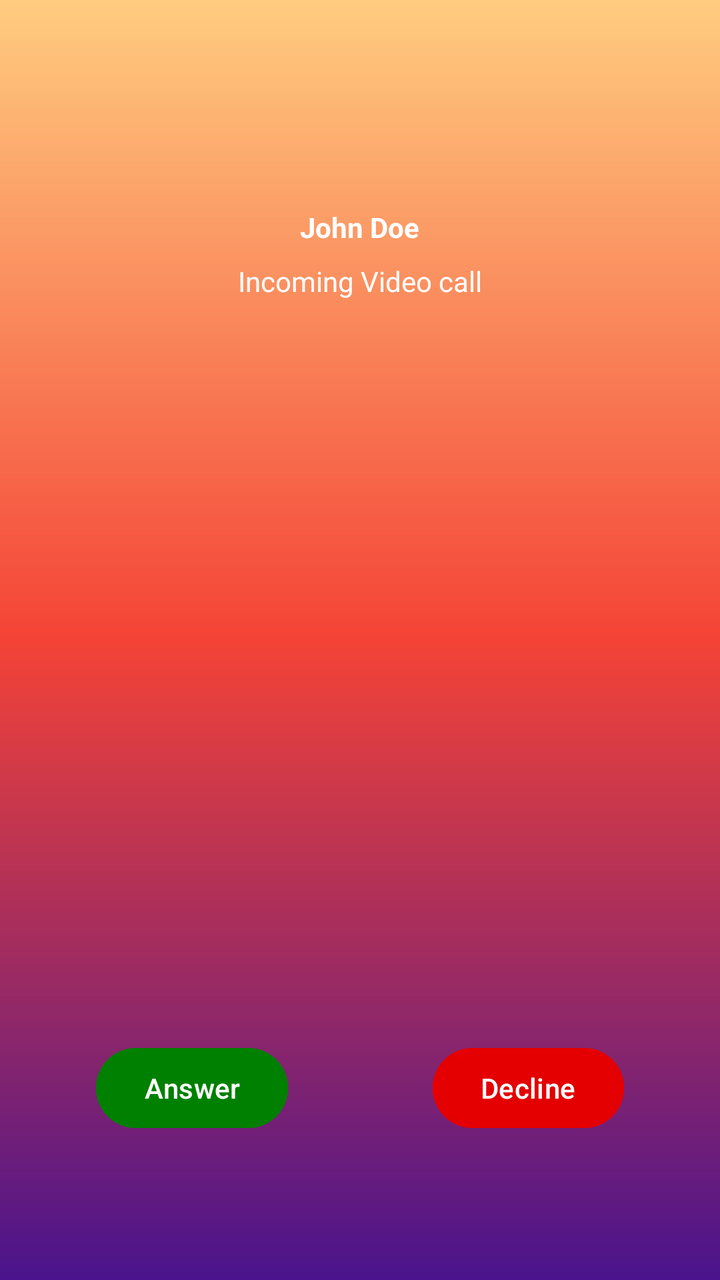
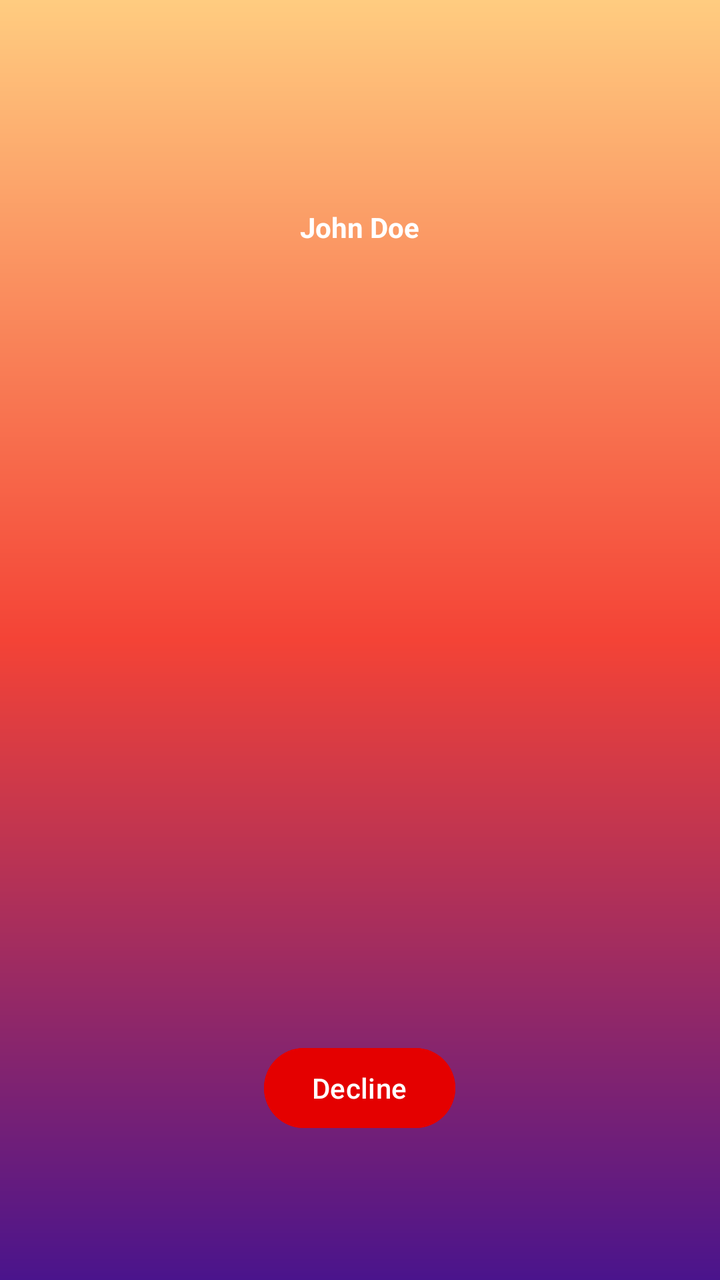

Screens rendered from an Android XML layout before and after an edit, with the pre-edit source and the edit as a unified diff.
<!-- AndroidManifest.xml: application theme Theme.AlertApp -->
<!-- res/layout/activity_incoming_call.xml -->
<?xml version="1.0" encoding="utf-8"?>
<RelativeLayout
    xmlns:android="http://schemas.android.com/apk/res/android"
    android:layout_width="match_parent"
    android:layout_height="match_parent"
    android:padding="24dp"
    android:background="@drawable/bg_gradient">

    <TextView
        android:id="@+id/tv_info"
        android:layout_width="wrap_content"
        android:layout_height="wrap_content"
        android:text="Incoming Video call"
        android:layout_below="@id/tv_caller"
        android:textColor="@color/white"
        android:textSize="@dimen/_15sdp"
        android:layout_centerHorizontal="true"
        android:layout_marginTop="8dp"/>


    <TextView
        android:id="@+id/tv_caller"
        android:layout_width="wrap_content"
        android:layout_height="wrap_content"
        android:text="John Doe"
        android:textColor="@color/white"
        android:textStyle="bold"
        android:textSize="@dimen/_19sdp"
        android:layout_centerHorizontal="true"
        android:layout_marginTop="80dp"
        />

    <Button
        android:id="@+id/btn_accept"
        android:layout_width="wrap_content"
        android:layout_height="wrap_content"
        android:text="Answer"
        android:backgroundTint="@color/green"
        android:layout_alignParentBottom="true"
        android:layout_marginBottom="48dp"
        android:layout_centerHorizontal="true"
        android:layout_alignParentStart="true"
        android:layout_marginStart="24dp"/>

    <Button
        android:id="@+id/btn_decline"
        android:layout_width="wrap_content"
        android:layout_height="wrap_content"
        android:text="Decline"
        android:visibility="visible"
        android:backgroundTint="@color/cb_errorRed"
        android:layout_alignParentBottom="true"
        android:layout_marginBottom="48dp"
        android:layout_alignParentEnd="true"
        android:layout_marginEnd="24dp"/>

</RelativeLayout>
<!-- resources referenced by this layout -->
<resources>
  <color name="cb_errorRed">#e40000</color>
  <color name="green">#008000</color>
  <color name="white">#FFFFFFFF</color>
  <!-- drawable bg_gradient (drawable) -->
  <?xml version="1.0" encoding="utf-8"?>
  <shape xmlns:android="http://schemas.android.com/apk/res/android"
      android:shape="rectangle">
      <gradient
          android:type="linear"
          android:angle="270"
          android:startColor="#FFCC80"
          android:centerColor="#F44336"
          android:endColor="#4A148C" />
  </shape>
  <style name="Theme.AlertApp" parent="Base.Theme.AlertApp" />
  <style name="Base.Theme.AlertApp" parent="Theme.Material3.Light.NoActionBar">
          
          <item name="colorPrimary">#FF264B9B</item>
          <item name="colorPrimaryVariant">#FF264B9B</item>
          <item name="colorOnPrimary">@color/white</item>
          
          <item name="colorSecondary">#FF264B9B</item>
          <item name="colorSecondaryVariant">#FF264B9B</item>
          <item name="colorOnSecondary">@color/black</item>
          
          <item name="android:statusBarColor">#000000</item>
      </style>
  <color name="black">#FF000000</color>
</resources>

<!-- the commit's change to res/layout/activity_incoming_call.xml (unified diff, before → after) -->
@@ -10,7 +10,7 @@
         android:id="@+id/tv_info"
         android:layout_width="wrap_content"
         android:layout_height="wrap_content"
-        android:text="Incoming Video call"
+        android:text=""
         android:layout_below="@id/tv_caller"
         android:textColor="@color/white"
         android:textSize="@dimen/_15sdp"
@@ -30,11 +30,15 @@
         android:layout_marginTop="80dp"
         />
 
+
+
+
     <Button
         android:id="@+id/btn_accept"
         android:layout_width="wrap_content"
         android:layout_height="wrap_content"
         android:text="Answer"
+        android:visibility="gone"
         android:backgroundTint="@color/green"
         android:layout_alignParentBottom="true"
         android:layout_marginBottom="48dp"
@@ -51,7 +55,7 @@
         android:backgroundTint="@color/cb_errorRed"
         android:layout_alignParentBottom="true"
         android:layout_marginBottom="48dp"
-        android:layout_alignParentEnd="true"
+        android:layout_centerHorizontal="true"
         android:layout_marginEnd="24dp"/>
 
 </RelativeLayout>
